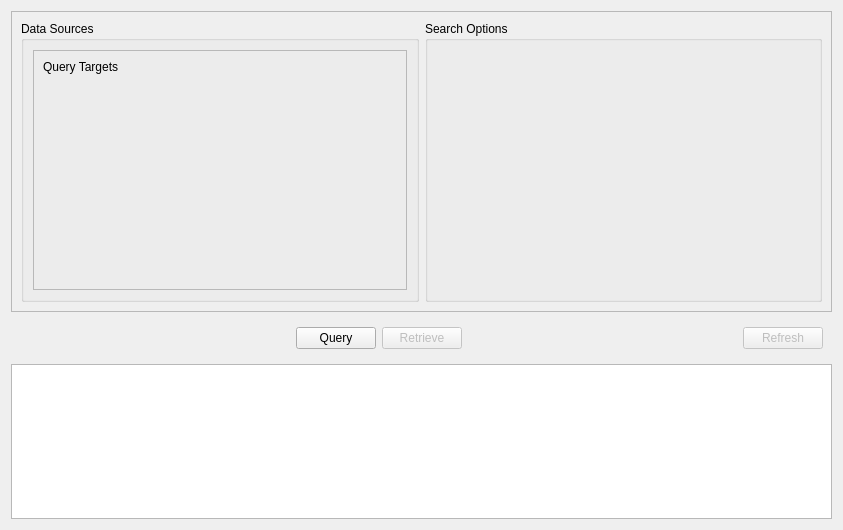
The window that Libs/DICOM/Widgets/Resources/UI/ctkDICOMQueryRetrieveWidget.ui (commontk/CTK) describes before a commit, drawn with Qt 5.
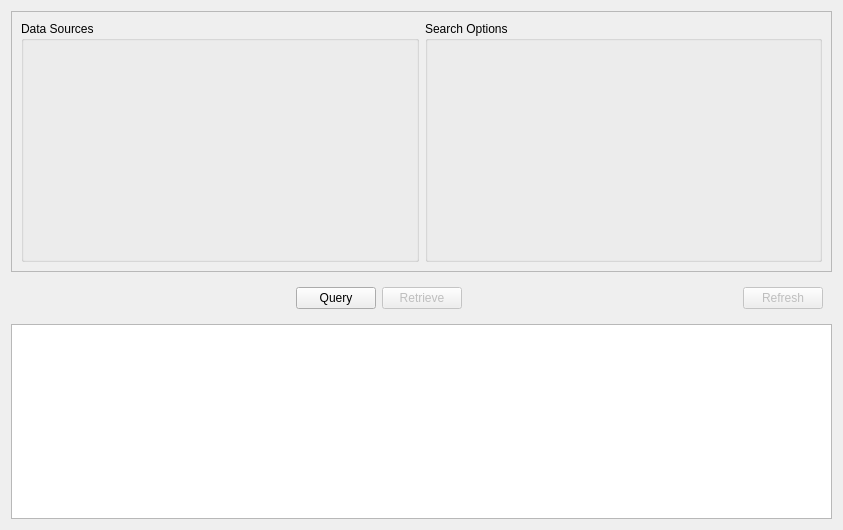
The same window after the commit. Custom widgets are drawn as their Qt base class.

Commit message:
Add Calling AE title option for query
Rearrange the GUI to add calling AE title.  Also create
a new setting to save the selected calling AE title.

What changed in the file:
```diff
--- a/Libs/DICOM/Widgets/Resources/UI/ctkDICOMQueryRetrieveWidget.ui
+++ b/Libs/DICOM/Widgets/Resources/UI/ctkDICOMQueryRetrieveWidget.ui
@@ -30,22 +30,6 @@
         </property>
         <layout class="QVBoxLayout" name="verticalLayout_2">
          <item>
-          <widget class="QFrame" name="frame_3">
-           <property name="frameShape">
-            <enum>QFrame::StyledPanel</enum>
-           </property>
-           <property name="frameShadow">
-            <enum>QFrame::Raised</enum>
-           </property>
-           <layout class="QVBoxLayout" name="verticalLayout_3">
-            <item>
-             <widget class="QLabel" name="label_2">
-              <property name="text">
-               <string>Query Targets</string>
-              </property>
-             </widget>
-            </item>
-            <item>
              <widget class="ctkDICOMServerNodeWidget" name="serverNodeWidget" native="true">
               <property name="minimumSize">
                <size>
@@ -53,9 +37,6 @@
                 <height>200</height>
                </size>
               </property>
-             </widget>
-            </item>
-           </layout>
           </widget>
          </item>
         </layout>
```
Lines whose indentation alone changed are shown as unchanged. The commit also changes 3 other files.
